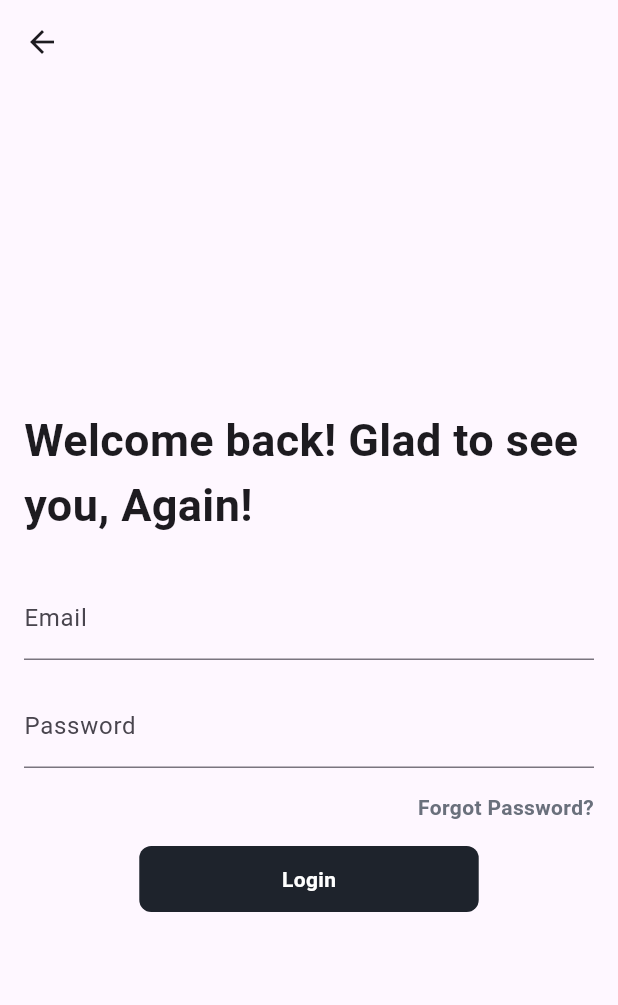
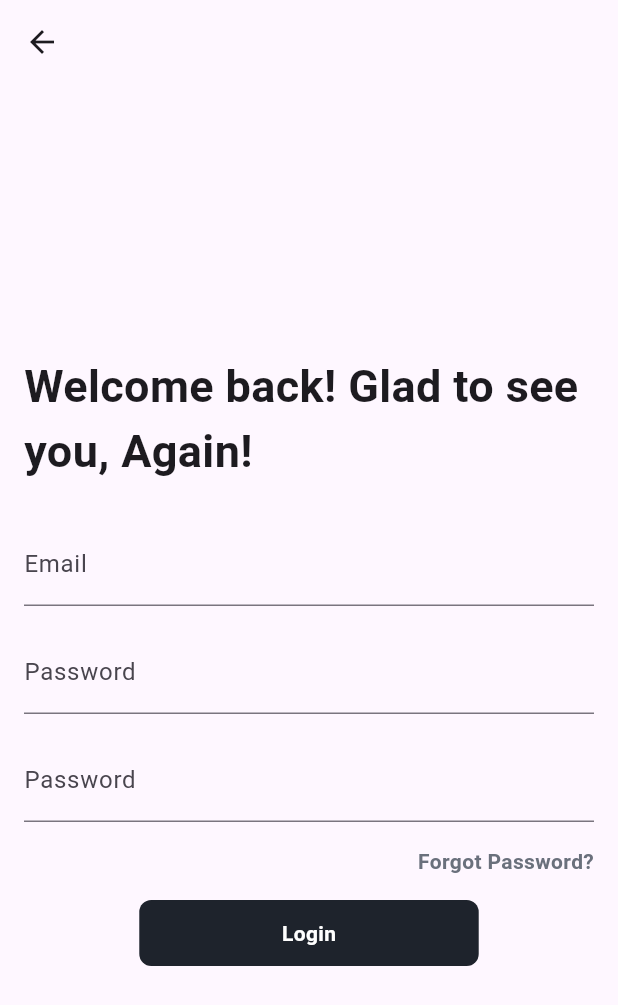
Before and after one commit to dev-yusupov/flutter-auth-ui, a Flutter app: the screen it shows after launch, after a tap on "Register", on a phone screen of 412 x 824 dp. Shown: the top 1005 px of the screen. Run offline on Flutter 3.47's test engine with Material 3 defaults, Android fonts, the light colour scheme and no system bars.

Commit message:
Completed Registration page

```diff
--- /dev/null
+++ b/lib/pages/registration.dart
@@ -0,0 +1,72 @@
+import 'package:authui/components/ButtonFilled.dart';
+import 'package:flutter/material.dart';
+
+void hello() {
+  print("Logged In!");
+}
+
+class RegistrationPage extends StatefulWidget {
+  const RegistrationPage({Key? key}) : super(key: key);
+
+  @override
+  _RegistrationPageState createState() => _RegistrationPageState();
+}
+
+class _RegistrationPageState extends State<RegistrationPage> {
+  final TextEditingController _emailController = TextEditingController();
+  final TextEditingController _password1Controller = TextEditingController();
+  final TextEditingController _password2Controller = TextEditingController();
+
+  @override
+  Widget build(BuildContext context) {
+    return Scaffold(
+      appBar: AppBar(),
+      body: Padding(
+        padding: const EdgeInsets.all(16.0),
+        child: Column(
+          mainAxisAlignment: MainAxisAlignment.center,
+          children: [
+            const Text(
+              "Welcome back! Glad to see you, Again!",
+              style: TextStyle(
+                fontSize: 30,
+                fontWeight: FontWeight.w700,
+              ),
+            ),
+            const SizedBox(height: 26.0),
+            TextField(
+              controller: _emailController,
+              decoration: const InputDecoration(labelText: "Email"),
+            ),
+            const SizedBox(height: 16.0),
+            TextField(
+              controller: _password1Controller,
+              obscureText: true,
+              decoration: const InputDecoration(labelText: "Password"),
+            ),
+            const SizedBox(height: 16.0),
+            TextField(
+              controller: _password2Controller,
+              obscureText: true,
+              decoration: const InputDecoration(labelText: "Password"),
+            ),
+            const SizedBox(height: 16.0),
+            const Align(
+              alignment: Alignment.centerRight,
+              child: Text(
+                "Forgot Password?",
+                style: TextStyle(
+                  color: Color(0xFF6A707C),
+                  fontSize: 14,
+                  fontWeight: FontWeight.w600
+                ),
+                ),
+            ),
+            const SizedBox(height: 16.0),
+            const Button(title: "Login", onPressed: hello,)
+          ],
+        ),
+      ),
+    );
+  }
+}
--- a/lib/pages/welcome.dart
+++ b/lib/pages/welcome.dart
@@ -1,6 +1,7 @@
 import 'package:authui/components/ButtonFilled.dart';
 import 'package:authui/components/ButtonUnfilled.dart';
 import 'package:authui/pages/login.dart';
+import 'package:authui/pages/registration.dart';
 import 'package:flutter/material.dart';
 import 'package:flutter/services.dart';
 
@@ -11,6 +12,12 @@ class WelcomePage extends StatelessWidget {
     Navigator.push(
       context,
       MaterialPageRoute(builder: (context) => const LoginPage()),
+    );
+  }
+  void _navigateToRegistrationPage(BuildContext context) {
+    Navigator.push(
+      context,
+      MaterialPageRoute(builder: (context) => const RegistrationPage()),
     );
   }
 
@@ -48,7 +55,7 @@ class WelcomePage extends StatelessWidget {
                   UnfilledButton(
                     title: "Register",
                     onPressed: () {
-                      _navigateToLoginPage(context);
+                      _navigateToRegistrationPage(context);
                     },
                   ),
                   const SizedBox(
```
